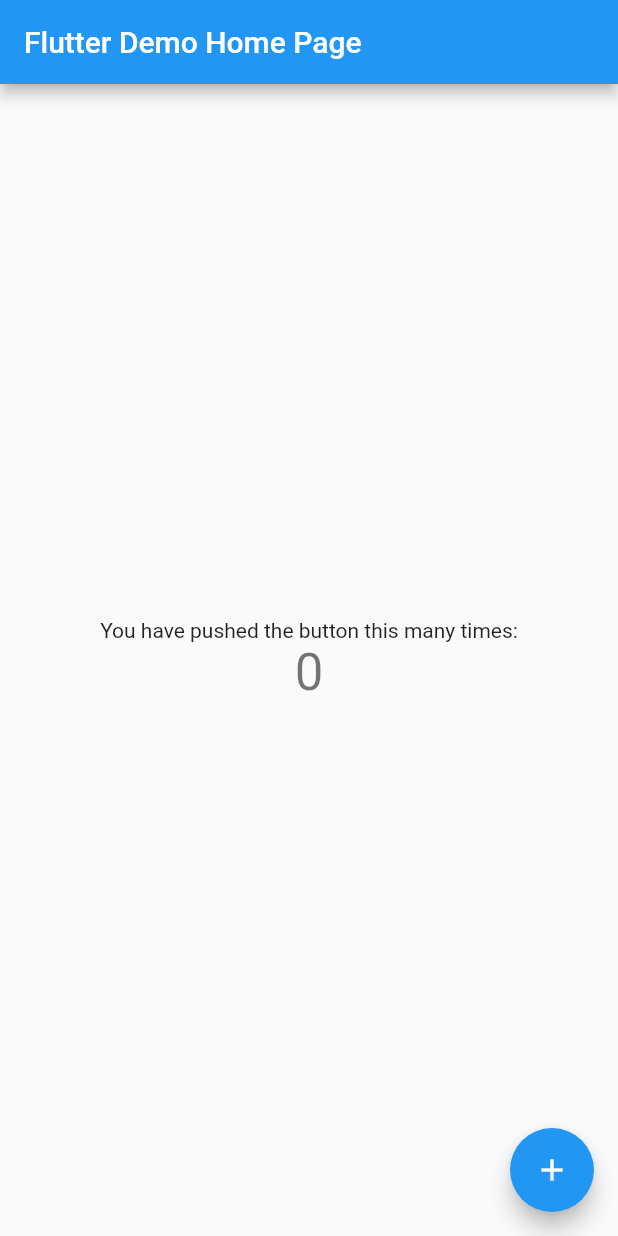
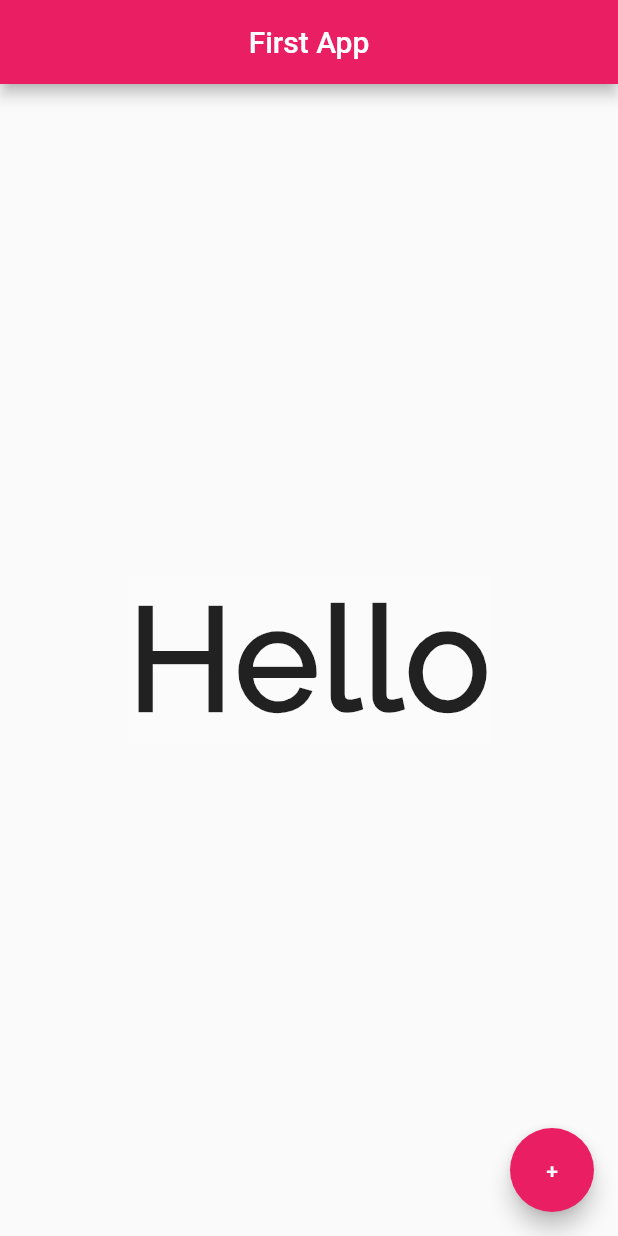
Before and after one commit to dhairyadwivedi/flutter-travel-app, a Flutter app: the screen it shows after launch, on a phone screen of 412 x 824 dp. Run offline on Flutter 3.47's test engine with Material 2 defaults, Android fonts, the phone set to English and light mode, and no system bars.

Commit message:
add custom font

```diff
--- a/lib/main.dart
+++ b/lib/main.dart
@@ -1,117 +1,30 @@
 import 'package:flutter/material.dart';
 
 void main() {
-  runApp(MyApp());
-}
-
-class MyApp extends StatelessWidget {
-  // This widget is the root of your application.
-  @override
-  Widget build(BuildContext context) {
-    return MaterialApp(
-      title: 'Flutter Demo',
-      theme: ThemeData(
-        // This is the theme of your application.
-        //
-        // Try running your application with "flutter run". You'll see the
-        // application has a blue toolbar. Then, without quitting the app, try
-        // changing the primarySwatch below to Colors.green and then invoke
-        // "hot reload" (press "r" in the console where you ran "flutter run",
-        // or simply save your changes to "hot reload" in a Flutter IDE).
-        // Notice that the counter didn't reset back to zero; the application
-        // is not restarted.
-        primarySwatch: Colors.blue,
-        // This makes the visual density adapt to the platform that you run
-        // the app on. For desktop platforms, the controls will be smaller and
-        // closer together (more dense) than on mobile platforms.
-        visualDensity: VisualDensity.adaptivePlatformDensity,
-      ),
-      home: MyHomePage(title: 'Flutter Demo Home Page'),
-    );
-  }
-}
-
-class MyHomePage extends StatefulWidget {
-  MyHomePage({Key key, this.title}) : super(key: key);
-
-  // This widget is the home page of your application. It is stateful, meaning
-  // that it has a State object (defined below) that contains fields that affect
-  // how it looks.
-
-  // This class is the configuration for the state. It holds the values (in this
-  // case the title) provided by the parent (in this case the App widget) and
-  // used by the build method of the State. Fields in a Widget subclass are
-  // always marked "final".
-
-  final String title;
-
-  @override
-  _MyHomePageState createState() => _MyHomePageState();
-}
-
-class _MyHomePageState extends State<MyHomePage> {
-  int _counter = 0;
-
-  void _incrementCounter() {
-    setState(() {
-      // This call to setState tells the Flutter framework that something has
-      // changed in this State, which causes it to rerun the build method below
-      // so that the display can reflect the updated values. If we changed
-      // _counter without calling setState(), then the build method would not be
-      // called again, and so nothing would appear to happen.
-      _counter++;
-    });
-  }
-
-  @override
-  Widget build(BuildContext context) {
-    // This method is rerun every time setState is called, for instance as done
-    // by the _incrementCounter method above.
-    //
-    // The Flutter framework has been optimized to make rerunning build methods
-    // fast, so that you can just rebuild anything that needs updating rather
-    // than having to individually change instances of widgets.
-    return Scaffold(
+  runApp(MaterialApp(
+    home: Scaffold(
       appBar: AppBar(
-        // Here we take the value from the MyHomePage object that was created by
-        // the App.build method, and use it to set our appbar title.
-        title: Text(widget.title),
+        title: Text('First App'),
+        centerTitle: true,
+        backgroundColor: Colors.pink,
       ),
       body: Center(
-        // Center is a layout widget. It takes a single child and positions it
-        // in the middle of the parent.
-        child: Column(
-          // Column is also a layout widget. It takes a list of children and
-          // arranges them vertically. By default, it sizes itself to fit its
-          // children horizontally, and tries to be as tall as its parent.
-          //
-          // Invoke "debug painting" (press "p" in the console, choose the
-          // "Toggle Debug Paint" action from the Flutter Inspector in Android
-          // Studio, or the "Toggle Debug Paint" command in Visual Studio Code)
-          // to see the wireframe for each widget.
-          //
-          // Column has various properties to control how it sizes itself and
-          // how it positions its children. Here we use mainAxisAlignment to
-          // center the children vertically; the main axis here is the vertical
-          // axis because Columns are vertical (the cross axis would be
-          // horizontal).
-          mainAxisAlignment: MainAxisAlignment.center,
-          children: <Widget>[
-            Text(
-              'You have pushed the button this many times:',
-            ),
-            Text(
-              '$_counter',
-              style: Theme.of(context).textTheme.headline4,
-            ),
-          ],
+        child: Text(
+            'Hello',
+          style: TextStyle(
+            fontSize: 95.0,
+            fontWeight: FontWeight.bold,
+            letterSpacing: 2.0,
+            backgroundColor: Colors.white12,
+            fontFamily: 'Raleway',
+          ),
         ),
       ),
       floatingActionButton: FloatingActionButton(
-        onPressed: _incrementCounter,
-        tooltip: 'Increment',
-        child: Icon(Icons.add),
-      ), // This trailing comma makes auto-formatting nicer for build methods.
-    );
-  }
+        onPressed: (){},
+        child: Text('+'),
+        backgroundColor: Colors.pink,
+      ),
+    ),
+  ));
 }
```
Also changed, not shown: pubspec.yaml (+5 -11 lines), fonts/Raleway-Regular.ttf (added).
